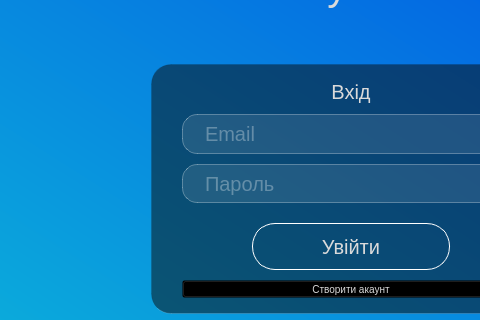
BogdanKalysh/budget_manager_app, file budget_manager_frontend/forms/loginwindow.ui: the form before one commit; both pictures show x 99 to 579 and y 86 to 406 of the 900 by 550 pixel window.
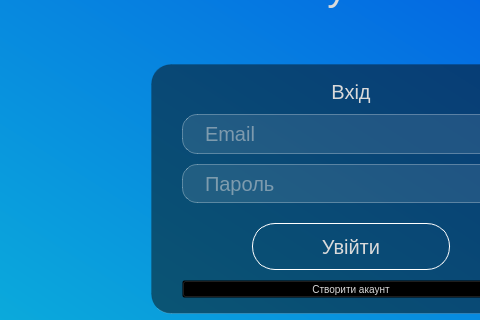
The form after the commit. Icons and pictures are not drawn.

Commit message: fixed palaceholder and text color in input lines

```diff
--- a/budget_manager_frontend/forms/loginwindow.ui
+++ b/budget_manager_frontend/forms/loginwindow.ui
@@ -65,13 +65,17 @@
  	border-top-color: rgba(0,0,0,0.1);
 }
 
-#email_line, #password_line{	
+QLineEdit{	
 	border: 1px solid rgba(255,255,255,0.3);
  	background: rgba(255,255,255,0.1);
  	border-radius: 15px;
  	font-size: 20px;
  	padding: 0 20px;
- 	color: rgba(255,255,255,0.6);
+	color:rgb(218, 218, 218);
+}
+
+QLineEdit[text=&quot;&quot;]{
+	color: rgba(255,255,255,0.6);
 }
 
 #heavyWalletName{
```
The commit also changes 11 other files.
